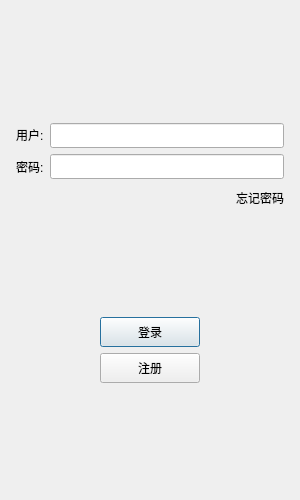
Qt form client/llfcchat/logindialog.ui (genqiaolynn/llfcchat) before a commit.
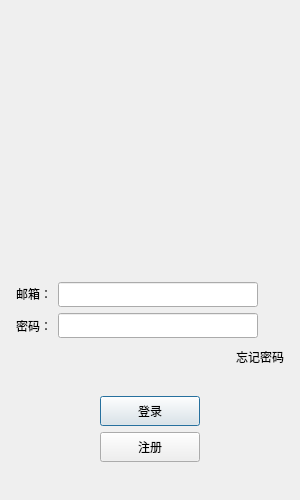
The same form after that commit. Icons and pictures are not drawn. Custom widgets are drawn as their Qt base class.

Diff of the .ui file:
```diff
--- a/client/llfcchat/logindialog.ui
+++ b/client/llfcchat/logindialog.ui
@@ -41,10 +41,29 @@
       <number>5</number>
      </property>
      <item>
-      <widget class="QWidget" name="widget" native="true">
+      <widget class="QLabel" name="err_tip">
+       <property name="text">
+        <string/>
+       </property>
+      </widget>
+     </item>
+     <item>
+      <widget class="QWidget" name="head_widget" native="true">
        <layout class="QGridLayout" name="gridLayout">
-        <item row="0" column="0">
-         <widget class="QLabel" name="label">
+        <item row="2" column="0">
+         <widget class="QLabel" name="head_label">
+          <property name="minimumSize">
+           <size>
+            <width>200</width>
+            <height>200</height>
+           </size>
+          </property>
+          <property name="maximumSize">
+           <size>
+            <width>200</width>
+            <height>200</height>
+           </size>
+          </property>
           <property name="text">
            <string/>
           </property>
@@ -56,7 +75,7 @@
           </property>
          </widget>
         </item>
-        <item row="1" column="0">
+        <item row="3" column="0">
          <spacer name="verticalSpacer">
           <property name="orientation">
            <enum>Qt::Orientation::Vertical</enum>
@@ -89,7 +108,7 @@
           </size>
          </property>
          <property name="text">
-          <string>&lt;html&gt;&lt;head/&gt;&lt;body&gt;&lt;p&gt;用户:&lt;/p&gt;&lt;/body&gt;&lt;/html&gt;</string>
+          <string>&lt;html&gt;&lt;head/&gt;&lt;body&gt;&lt;p&gt;邮箱：&lt;/p&gt;&lt;/body&gt;&lt;/html&gt;</string>
          </property>
         </widget>
        </item>
@@ -97,18 +116,31 @@
         <widget class="QLineEdit" name="user_edit">
          <property name="minimumSize">
           <size>
-           <width>0</width>
+           <width>200</width>
            <height>25</height>
           </size>
          </property>
          <property name="maximumSize">
           <size>
-           <width>16777215</width>
+           <width>200</width>
            <height>25</height>
           </size>
          </property>
         </widget>
        </item>
+       <item>
+        <spacer name="horizontalSpacer_6">
+         <property name="orientation">
+          <enum>Qt::Orientation::Horizontal</enum>
+         </property>
+         <property name="sizeHint" stdset="0">
+          <size>
+           <width>40</width>
+           <height>20</height>
+          </size>
+         </property>
+        </spacer>
+       </item>
       </layout>
      </item>
      <item>
@@ -128,7 +160,7 @@
           </size>
          </property>
          <property name="text">
-          <string>密码:</string>
+          <string>密码：</string>
          </property>
         </widget>
        </item>
@@ -136,18 +168,31 @@
         <widget class="QLineEdit" name="pass_edit">
          <property name="minimumSize">
           <size>
-           <width>0</width>
+           <width>200</width>
            <height>25</height>
           </size>
          </property>
          <property name="maximumSize">
           <size>
-           <width>16777215</width>
+           <width>200</width>
            <height>25</height>
           </size>
          </property>
         </widget>
        </item>
+       <item>
+        <spacer name="horizontalSpacer_7">
+         <property name="orientation">
+          <enum>Qt::Orientation::Horizontal</enum>
+         </property>
+         <property name="sizeHint" stdset="0">
+          <size>
+           <width>40</width>
+           <height>20</height>
+          </size>
+         </property>
+        </spacer>
+       </item>
       </layout>
      </item>
      <item>
```
Left out of the diff: 11 changed lines with no effect on the pictures.
